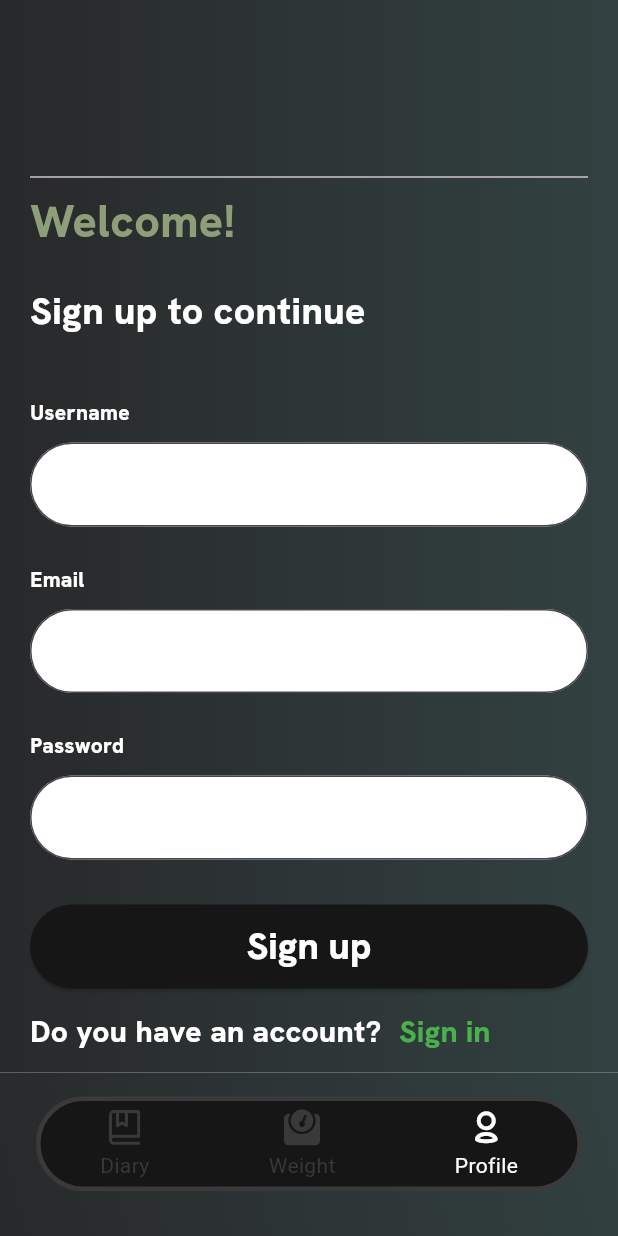
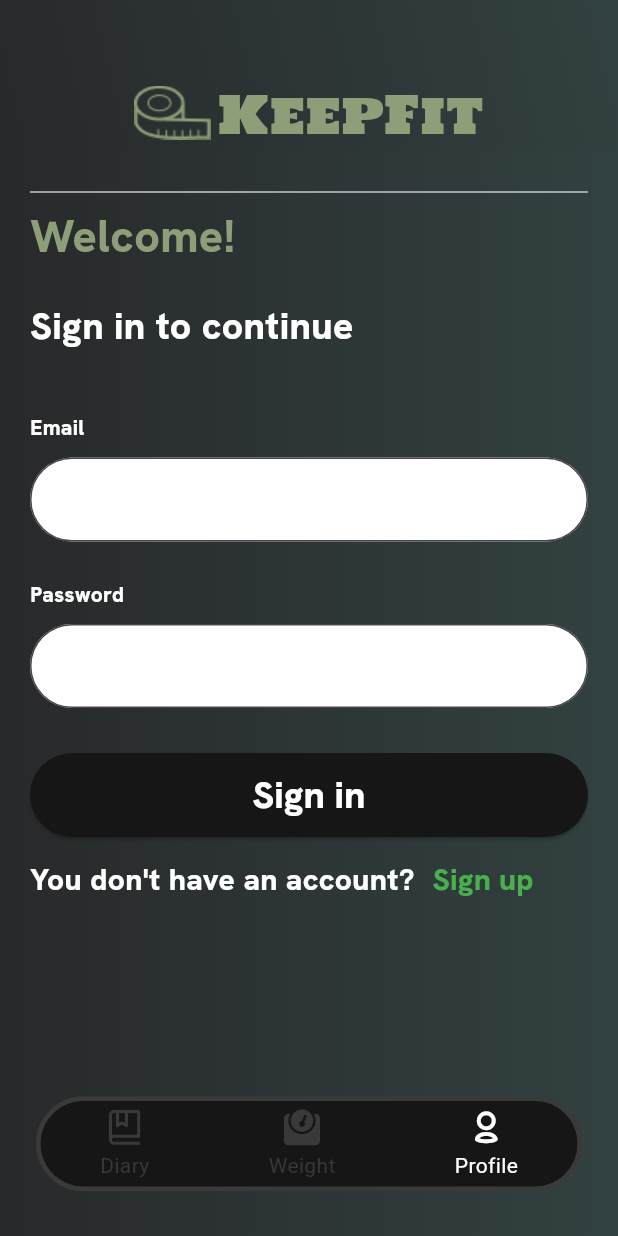
Before and after one commit to furnenshv123/keep_fit, a Flutter app: the screen it shows after launch, item 3 of the bottom bar chosen, after a tap on "Sign in", on a phone screen of 412 x 824 dp. Run offline on Flutter 3.47's test engine with Material 3 defaults, Android fonts, the phone set to English and light mode, and no system bars; our stand-ins replace auto_route, dartz, equatable, firebase_auth, firebase_core, get_it; accounts and stored records are empty.

Commit message:
add auth feature, create diary screen

```diff
--- a/lib/config/router/router.dart
+++ b/lib/config/router/router.dart
@@ -10,8 +10,11 @@ class AppRouter extends RootStackRouter{
     AutoRoute(page: HomeRoute.page, path: '/', children: [
       AutoRoute(page: DiaryRoute.page, path: 'diary'),
       AutoRoute(page: WeightRoute.page, path: 'weight'),
-      AutoRoute(page: AuthRoute.page, path: 'signup', ),
-      AutoRoute(page: SignInRoute.page, path: 'signin')
+      AutoRoute(page: AuthNavigationRoute.page, path: 'navigation', children: [
+        AutoRoute(page: AuthRoute.page, path: 'signup', initial: true),
+        AutoRoute(page: SignInRoute.page, path: 'signin')
+      ]),
+
     ]),
   ];
 
--- /dev/null
+++ b/lib/features/auth/presentation/view/auth_navigation_screen.dart
@@ -0,0 +1,13 @@
+import 'package:auto_route/auto_route.dart';
+import 'package:flutter/material.dart';
+
+
+@RoutePage()
+class AuthNavigationScreen extends StatelessWidget {
+  const AuthNavigationScreen({super.key});
+
+  @override
+  Widget build(BuildContext context) {
+    return const AutoRouter();
+  }
+}
--- a/lib/features/auth/presentation/view/auth_screen.dart
+++ b/lib/features/auth/presentation/view/auth_screen.dart
@@ -1,12 +1,12 @@
 import 'package:auto_route/auto_route.dart';
 import 'package:flutter/material.dart';
-import 'package:keep_fit/config/locator/locator.dart';
+
 import 'package:keep_fit/config/router/router.gr.dart';
-import 'package:keep_fit/features/auth/data/models/user_model.dart';
-import 'package:keep_fit/features/auth/domain/usecases/auth/signup_usecase.dart';
+
 import 'package:keep_fit/features/auth/presentation/widgets/button_widget_app.dart';
-import 'package:keep_fit/features/auth/presentation/widgets/change_auth_mode.dart';
+
 import 'package:keep_fit/features/auth/presentation/widgets/text_field_widget.dart';
+import 'package:keep_fit/features/main/presentation/widgets/main_logo_app.dart';
 import 'package:keep_fit/themes/colors.dart';
 
 @RoutePage()
@@ -26,17 +26,13 @@ class _ProfileScreenState extends State<AuthScreen> {
   Widget build(BuildContext context) {
     return Container(
       decoration: const BoxDecoration(
-        gradient: LinearGradient(
-          colors: [AppColors.secondForGradient, Color.fromRGBO(50, 65, 65, 1)],
-        ),
+        gradient: AppColors.gradientApp
       ),
       padding: const EdgeInsets.all(20),
-      child: Column(
-        crossAxisAlignment: CrossAxisAlignment.start,
+      child: ListView(
+
         children: [
-          const SizedBox(
-            height: 90,
-          ),
+
           const Divider(),
           const Text(
             'Welcome!',
@@ -87,12 +83,11 @@ class _ProfileScreenState extends State<AuthScreen> {
                 TextButton(
                     onPressed: () {
 
-                        AutoRouter.of(context).navigate(SignInRoute());
-
+                        AutoRouter.of(context).replace(const SignInRoute());
                     },
                     child: const Text(
                       'Sign in',
-                      style: const TextStyle(
+                      style: TextStyle(
                           fontFamily: "Hanken",
                           color: AppColors.dedicatedText,
                           fontSize: 20),
--- a/lib/features/auth/presentation/view/sign_in_screen.dart
+++ b/lib/features/auth/presentation/view/sign_in_screen.dart
@@ -1,10 +1,11 @@
 import 'package:auto_route/auto_route.dart';
 import 'package:flutter/material.dart';
 import 'package:keep_fit/config/router/router.gr.dart';
+import 'package:keep_fit/features/main/presentation/widgets/main_logo_app.dart';
 
 import '../../../../themes/colors.dart';
 import '../widgets/button_widget_app.dart';
-import '../widgets/change_auth_mode.dart';
+
 import '../widgets/text_field_widget.dart';
 
 
@@ -24,17 +25,13 @@ class _SignInScreenState extends State<SignInScreen> {
   Widget build(BuildContext context) {
     return Container(
       decoration: const BoxDecoration(
-        gradient: LinearGradient(
-          colors: [AppColors.secondForGradient, Color.fromRGBO(50, 65, 65, 1)],
-        ),
+        gradient: AppColors.gradientApp
       ),
       padding: const EdgeInsets.all(20),
-      child: Column(
-        crossAxisAlignment: CrossAxisAlignment.start,
+      child: ListView(
+
         children: [
-          const SizedBox(
-            height: 90,
-          ),
+
           const Divider(),
           const Text(
             'Welcome!',
@@ -61,12 +58,30 @@ class _SignInScreenState extends State<SignInScreen> {
           const SizedBox(height: 30,),
           const ButtonWidgetApp(labelText: 'Sign in', height: 56, width: double.infinity, fontSize: 25),
           const SizedBox(height: 5,),
-          ChangeAuthMode(mode: 'Sign up', change: (){
-            setState(() {
+          Container(
 
-              context.router.navigate(AuthRoute());
-            });
-          },)
+            child: Row(
+              children: [
+                const Text(
+                  "You don't have an account?",
+                  style: TextStyle(
+                      fontFamily: "Hanken", color: Colors.white, fontSize: 20),
+                ),
+                TextButton(
+                    onPressed: () {
+
+                        AutoRouter.of(context).replace(const AuthRoute());
+                    },
+                    child: const Text(
+                      'Sign up',
+                      style: const TextStyle(
+                          fontFamily: "Hanken",
+                          color: AppColors.dedicatedText,
+                          fontSize: 20),
+                    ))
+              ],
+            ),
+          )
         ],
       ),
     );
--- a/lib/features/diary/presentation/view/diary_screen.dart
+++ b/lib/features/diary/presentation/view/diary_screen.dart
@@ -1,5 +1,7 @@
 import 'package:auto_route/auto_route.dart';
 import 'package:flutter/material.dart';
+import 'package:keep_fit/features/main/presentation/widgets/main_logo_app.dart';
+import 'package:keep_fit/themes/colors.dart';
 
 
 
@@ -15,7 +17,14 @@ class _DiaryScreenState extends State<DiaryScreen> {
   @override
   Widget build(BuildContext context) {
     return Container(
-      color: Colors.amber,
+      decoration: const BoxDecoration(
+        gradient: AppColors.gradientApp
+      ),
+      child: Column(
+        children: [
+
+        ],
+      ),
     );
   }
 }
--- a/lib/features/main/presentation/view/home_screen.dart
+++ b/lib/features/main/presentation/view/home_screen.dart
@@ -3,6 +3,7 @@ import 'package:flutter/material.dart';
 import 'package:keep_fit/config/router/router.gr.dart';
 import 'package:keep_fit/features/main/presentation/widgets/bottom_nav_bar_item.dart';
 import 'package:keep_fit/features/main/presentation/widgets/bottom_nav_bar_widget.dart';
+import 'package:keep_fit/features/main/presentation/widgets/main_logo_app.dart';
 import 'package:keep_fit/features/main/presentation/widgets/model_nav_bar.dart';
 import 'package:keep_fit/icons/app_icons.dart';
 import 'package:keep_fit/themes/colors.dart';
@@ -21,7 +22,7 @@ class _HomeScreenState extends State<HomeScreen> {
   @override
   Widget build(BuildContext context) {
     return AutoTabsRouter(
-      routes: [DiaryRoute(), WeightRoute(), AuthRoute()],
+      routes: [DiaryRoute(), WeightRoute(), AuthNavigationRoute()],
       builder: (context, child) {
         final tabsRouter = AutoTabsRouter.of(context);
         final ListOfIcons = [
@@ -36,7 +37,10 @@ class _HomeScreenState extends State<HomeScreen> {
         ];
         int selectedIndex = tabsRouter.activeIndex;
         return Scaffold(
+            appBar: const PreferredSize(preferredSize: Size(double.infinity, 150), child:  MainLogoApp()),
             body: child,
+            extendBody: true,
+            extendBodyBehindAppBar: true,
             bottomNavigationBar: BottomNavBarWidget(
                 items: listOfModels,
                 onTap: (value) {
--- a/lib/features/main/presentation/widgets/bottom_nav_bar_widget.dart
+++ b/lib/features/main/presentation/widgets/bottom_nav_bar_widget.dart
@@ -28,17 +28,11 @@ class _BottomNavBarWidgetState extends State<BottomNavBarWidget> {
       width: double.infinity,
 
       decoration: const BoxDecoration(
-        gradient: LinearGradient(colors: [
-
-          AppColors.secondForGradient,
-          Color.fromRGBO(50, 65, 65, 1),
-        ],
-        begin: Alignment.bottomLeft,
-        end: Alignment.topRight)
+        color: Colors.transparent,
       ),
       child: Container(
         margin:
-            const EdgeInsets.only(bottom: 30, right: 24, left: 24, top: 16),
+            const EdgeInsets.only(bottom: 30, right: 24, left: 24),
         height: 63,
         decoration: const BoxDecoration(
             color: AppColors.blackAppColor,
--- /dev/null
+++ b/lib/features/main/presentation/widgets/main_logo_app.dart
@@ -0,0 +1,33 @@
+import 'package:flutter/material.dart';
+import 'package:keep_fit/resources/resources.dart';
+import 'package:keep_fit/themes/colors.dart';
+
+class MainLogoApp extends StatelessWidget {
+  const MainLogoApp({super.key});
+
+  @override
+  Widget build(BuildContext context) {
+    return Container(
+      decoration: const BoxDecoration(
+        gradient: LinearGradient(colors: [
+
+          AppColors.secondForGradient,
+          Color.fromRGBO(50, 65, 65, 1),
+        ],
+        begin: Alignment.bottomLeft,
+        end: Alignment.topRight)
+      ),
+      padding: EdgeInsets.only(top: 50),
+      child: const Row(
+        mainAxisAlignment: MainAxisAlignment.center,
+        children: [
+          Image(image: AssetImage(Images.tape)),
+          SizedBox(width: 5,),
+          Text(
+            'KeepFit', style: TextStyle(fontFamily: "Holtwood", color: AppColors.defaultText, fontSize: 35),
+          )
+        ],
+      ),
+    );
+  }
+}
--- /dev/null
+++ b/lib/resources/images.dart
@@ -0,0 +1,7 @@
+part of 'resources.dart';
+
+class Images {
+  Images._();
+
+  static const String tape = 'assets/images/tape.png';
+}
--- /dev/null
+++ b/lib/resources/resources.dart
@@ -0,0 +1 @@
+part 'images.dart';
--- a/lib/themes/colors.dart
+++ b/lib/themes/colors.dart
@@ -8,4 +8,9 @@ class AppColors{
   static const Color defaultText = Color(0xff8D9E78);
   static const Color dedicatedText = Color(0xff49B04D);
   static const Color unselectedBarItem = Color(0xff393939);
+  static const Gradient gradientApp = LinearGradient(colors: [
+secondForGradient,
+    firstForGradient,
+
+  ]);
 }
```
Also changed, not shown: lib/features/auth/presentation/widgets/change_auth_mode.dart (deleted, +0 -40 lines), lib/features/diary/presentation/widgets/calendar_widget.dart (added, +15 -0 lines), pubspec.yaml (+7 -0 lines), spider.yaml (added, +35 -0 lines), assets/fonts/HoltwoodOneSC-Regular.ttf (added), assets/images/tape.png (added), lib/config/router/router.gr.dart, pubspec.lock, 1 other file.
